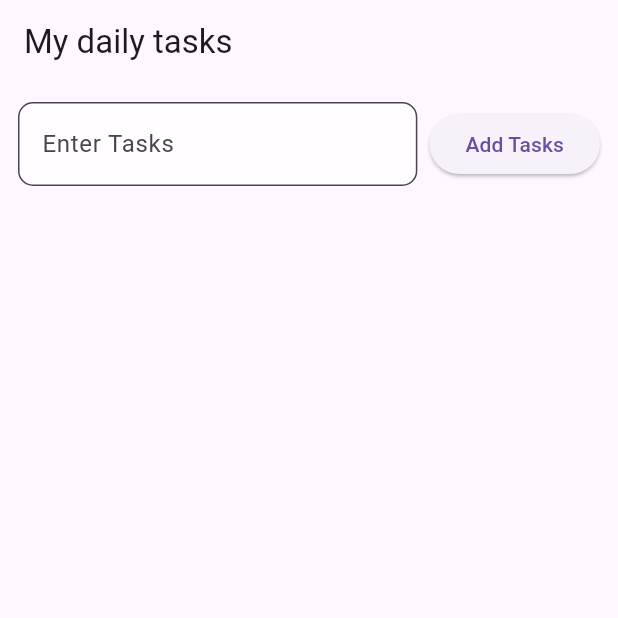
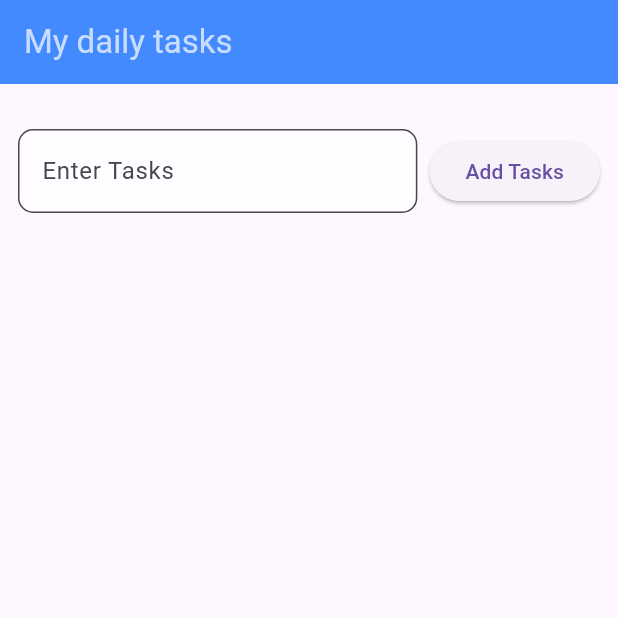
Before and after one commit to Nornsochetra/todo_list, a Flutter app: the screen it shows after launch, on a phone screen of 412 x 824 dp, the top half of it. Run offline on Flutter 3.47's test engine with Material 3 defaults, Android fonts, the phone set to English and light mode, and no system bars.

Commit message:
change color appBar

```diff
--- a/lib/main.dart
+++ b/lib/main.dart
@@ -10,7 +10,6 @@ class MyApp extends StatelessWidget{
 
   @override
   Widget build(BuildContext context) {
-    // TODO: implement build
     return MaterialApp(
       debugShowCheckedModeBanner: false,
       home: HomeScreen(),
--- a/lib/screen/home_screen.dart
+++ b/lib/screen/home_screen.dart
@@ -35,10 +35,14 @@ class _HomeScreenState extends State<HomeScreen>{
   @override
   Widget build(BuildContext context) {
     return Scaffold(
-      appBar: AppBar(title: Text('My daily tasks')),
+      appBar: AppBar(
+        title: Text('My daily tasks'),
+        backgroundColor: Colors.blueAccent,
+        foregroundColor: Colors.white70,
+      ),
       body: Column(
         children: [
-          Padding(padding: const EdgeInsets.all(12),
+          Padding(padding: const EdgeInsets.only(top: 30,bottom: 12,left: 12,right: 12),
             child: Row(
               children: [
                 Expanded(
```
